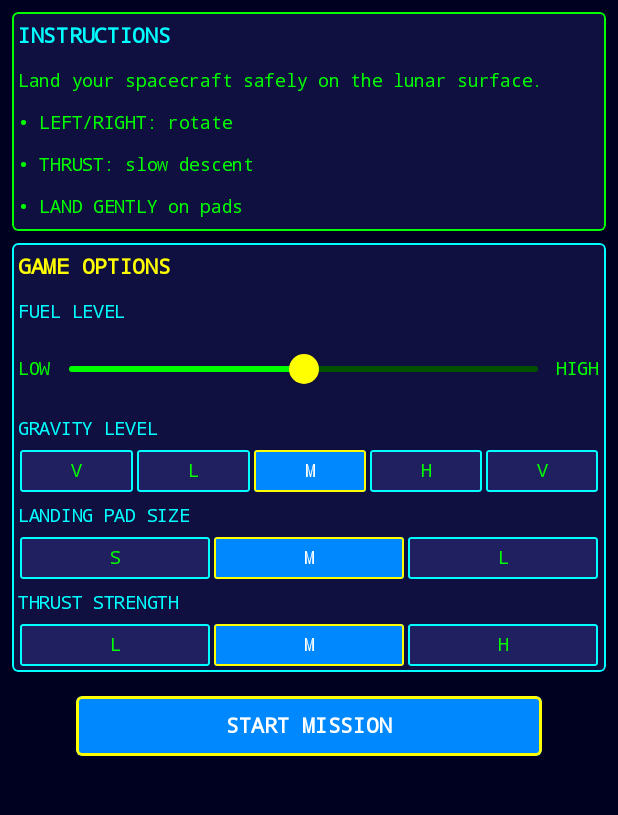
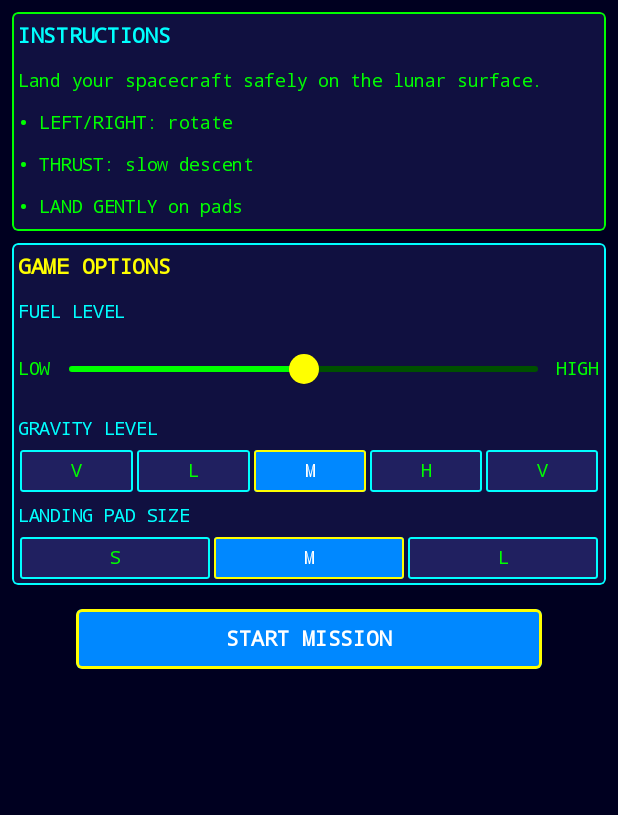
Before and after one commit to balch/lander, an Android app built with Jetpack Compose: the screen it shows after launch (MainActivity), on a phone screen of 412 x 824 dp, the part 60-875 px from its top. Run offline under Robolectric (Android 15) with nearby library versions, the phone set to English and light mode, and no system bars.

Commit message:
Refactor thrust mechanics to support variable strength levels
Removed static `ThrustStrength` configuration from the start screen and transitioned it into dynamic in-game controls. This includes handling variable thrust levels during gameplay, UI updates for thrust controls, and physics adjustments for thrust strength. Simplified game configuration and start screen by eliminating unused thrust-related properties.

```diff
--- a/composeApp/src/commonMain/kotlin/com/balch/lander/AppNavigation.kt
+++ b/composeApp/src/commonMain/kotlin/com/balch/lander/AppNavigation.kt
@@ -33,7 +33,6 @@ fun AppNavigation() {
                 onFuelLevelChanged = startScreenViewModel::updateFuelLevel,
                 onGravityLevelChanged = startScreenViewModel::updateGravityLevel,
                 onLandingPadSizeChanged = startScreenViewModel::updateLandingPadSize,
-                onThrustStrengthChanged = startScreenViewModel::updateThrustStrength,
                 onStartGameClicked = {
                     // Direct navigation to GameScreen with config passed as parameter
                     currentScreen = Screen.GameScreen(startScreenViewModel.uiState.value.gameConfig)
--- a/composeApp/src/commonMain/kotlin/com/balch/lander/GameConfig.kt
+++ b/composeApp/src/commonMain/kotlin/com/balch/lander/GameConfig.kt
@@ -22,12 +22,6 @@ data class GameConfig(
      * 3 options available.
      */
     val landingPadSize: LandingPadSize = LandingPadSize.MEDIUM,
-
-    /**
-     * Strength of the lander's thrust.
-     * 3 options available.
-     */
-    val thrustStrength: ThrustStrength = ThrustStrength.MEDIUM,
 
     /**
      * Virtual screen width used for game calculations.
@@ -68,12 +62,3 @@ enum class LandingPadSize(val value: Float, val label: String) {
     MEDIUM(1.0f, "Medium"),
     LARGE(1.5f, "Large")
 }
-
-/**
- * Thrust strength options available in the game.
- */
-enum class ThrustStrength(val value: Float, val label: String) {
-    LOW(0.5f, "Low"),
-    MEDIUM(1.0f, "Medium"),
-    HIGH(2.0f, "High")
-}
--- /dev/null
+++ b/composeApp/src/commonMain/kotlin/com/balch/lander/core/game/models/ThrustStrength.kt
@@ -0,0 +1,11 @@
+package com.balch.lander.core.game.models
+
+/**
+ * Thrust strength options available in the game.
+ */
+enum class ThrustStrength(val value: Float, val label: String) {
+    OFF(0.0f, "Off"),
+    LOW(0.5f, "Lo"),
+    MEDIUM(1.0f, "Mid"),
+    HIGH(2.0f, "Hi")
+}
--- a/composeApp/src/commonMain/kotlin/com/balch/lander/screens/gamescreen/GameState.kt
+++ b/composeApp/src/commonMain/kotlin/com/balch/lander/screens/gamescreen/GameState.kt
@@ -2,6 +2,7 @@ package com.balch.lander.screens.gamescreen
 
 import com.balch.lander.GameConfig
 import com.balch.lander.core.game.models.Terrain
+import com.balch.lander.core.game.models.ThrustStrength
 import com.balch.lander.core.game.models.Vector2D
 import kotlin.math.abs
 
@@ -47,7 +48,7 @@ data class LanderState(
     /**
      * Whether the lander is currently thrusting.
      */
-    val isThrusting: Boolean = false,
+    val thrustStrength: ThrustStrength = ThrustStrength.OFF,
 
     /**
      * Current game status.
--- a/composeApp/src/commonMain/kotlin/com/balch/lander/screens/startscreen/StartScreen.kt
+++ b/composeApp/src/commonMain/kotlin/com/balch/lander/screens/startscreen/StartScreen.kt
@@ -20,7 +20,6 @@ import androidx.compose.ui.unit.sp
 import com.balch.lander.GameConfig
 import com.balch.lander.GravityLevel
 import com.balch.lander.LandingPadSize
-import com.balch.lander.ThrustStrength
 import org.jetbrains.compose.ui.tooling.preview.Preview
 
 /**
@@ -37,7 +36,6 @@ fun StartScreenPreview() {
             fuelLevel = 0.5f,
             gravity = GravityLevel.MEDIUM,
             landingPadSize = LandingPadSize.MEDIUM,
-            thrustStrength = ThrustStrength.MEDIUM
         )
     )
 
@@ -53,7 +51,6 @@ fun StartScreenPreview() {
                 onFuelLevelChanged = {},
                 onGravityLevelChanged = {},
                 onLandingPadSizeChanged = {},
-                onThrustStrengthChanged = {},
                 onStartGameClicked = {}
             )
         }
@@ -68,7 +65,6 @@ fun StartScreenPreviewLandscape() {
             fuelLevel = 0.5f,
             gravity = GravityLevel.MEDIUM,
             landingPadSize = LandingPadSize.MEDIUM,
-            thrustStrength = ThrustStrength.MEDIUM
         )
     )
 
@@ -84,7 +80,6 @@ fun StartScreenPreviewLandscape() {
                 onFuelLevelChanged = {},
                 onGravityLevelChanged = {},
                 onLandingPadSizeChanged = {},
-                onThrustStrengthChanged = {},
                 onStartGameClicked = {}
             )
         }
@@ -102,7 +97,6 @@ fun StartScreen(
     onFuelLevelChanged: (Float) -> Unit,
     onGravityLevelChanged: (GravityLevel) -> Unit,
     onLandingPadSizeChanged: (LandingPadSize) -> Unit,
-    onThrustStrengthChanged: (ThrustStrength) -> Unit,
     onStartGameClicked: () -> Unit
 ) {
     // Define retro colors (unchanged)
@@ -419,60 +413,6 @@ fun StartScreen(
                             }
                         }
                     }
-
-                    // Thrust Strength Options
-                    Column(verticalArrangement = Arrangement.spacedBy(2.dp)) {
-                        Text(
-                            text = "THRUST STRENGTH",
-                            fontFamily = FontFamily.Monospace,
-                            color = retroCyan,
-                            fontSize = (12 * fontScaleFactor).sp
-                        )
-
-                        Row(
-                            modifier = Modifier.fillMaxWidth(),
-                            horizontalArrangement = Arrangement.SpaceEvenly
-                        ) {
-                            ThrustStrength.entries.forEach { thrustStrength ->
-                                Box(
-                                    modifier = Modifier
-                                        .weight(1f)
-                                        .padding(horizontal = 1.dp)
-                                        .clip(RoundedCornerShape(2.dp))
-                                        .background(
-                                            if (uiState.gameConfig.thrustStrength == thrustStrength)
-                                                retroBlue
-                                            else
-                                                Color(0xFF202060)
-                                        )
-                                        .border(
-                                            1.dp,
-                                            if (uiState.gameConfig.thrustStrength == thrustStrength)
-                                                retroYellow
-                                            else
-                                                retroCyan,
-                                            RoundedCornerShape(2.dp)
-                                        )
-                                        .clickable { onThrustStrengthChanged(thrustStrength) },
-                                    contentAlignment = Alignment.Center
-                                ) {
-                                    Text(
-                                        text = thrustStrength.label.take(1),
-                                        fontFamily = FontFamily.Monospace,
-                                        color = if (uiState.gameConfig.thrustStrength == thrustStrength)
-                                            Color.White
-                                        else
-                                            retroGreen,
-                                        fontSize = (12 * fontScaleFactor).sp,
-                                        modifier = Modifier.padding(
-                                            vertical = 2.dp,
-                                            horizontal = 1.dp
-                                        )
-                                    )
-                                }
-                            }
-                        }
-                    }
                 }
             }
         }
```
Also changed, not shown: composeApp/src/commonMain/kotlin/com/balch/lander/core/game/PhysicsEngine.kt (+21 -18 lines), composeApp/src/commonMain/kotlin/com/balch/lander/screens/gamescreen/GameScreen.kt (+117 -66 lines), composeApp/src/commonMain/kotlin/com/balch/lander/screens/startscreen/StartScreenViewModel.kt (+0 -9 lines).
